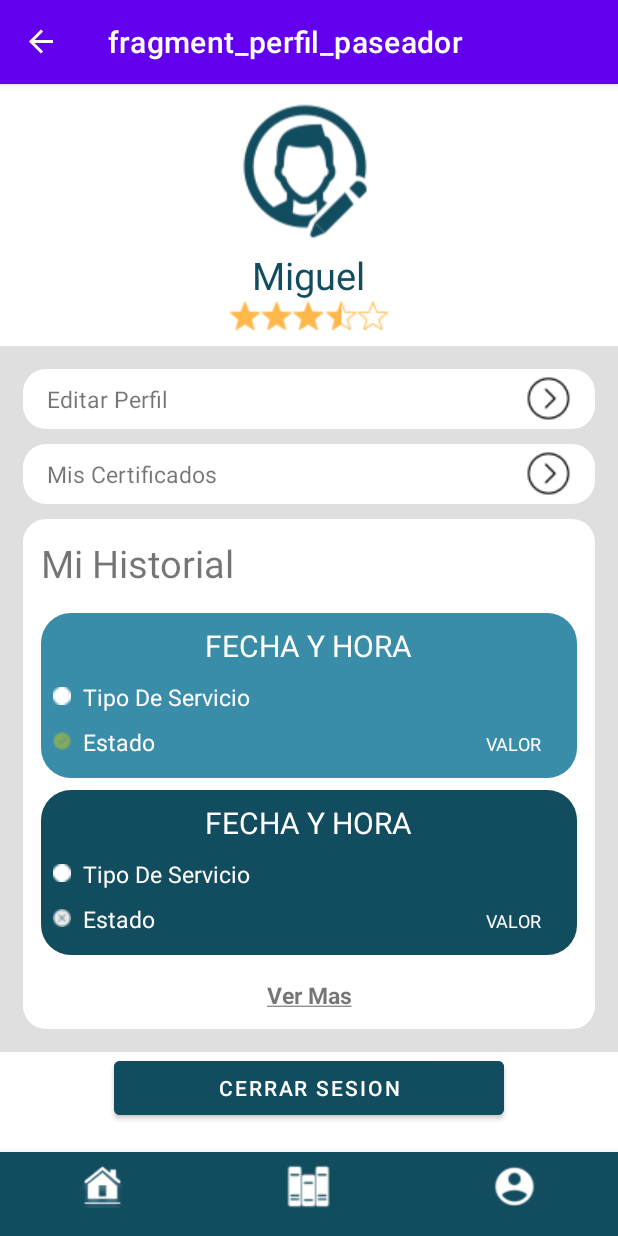
After one commit to MiguelEduardoNunez/AppPawPaseo, an Android app: the PerfilPaseadorFragment screen opened through its navigation route, on a phone screen of 412 x 824 dp. The commit adds this screen. Run offline under Robolectric (Android 15) with nearby library versions, the phone set to English and light mode, and no system bars; our stand-ins replace navigation-ui; libraries missing offline, so code that uses them is left out: com.google.maps.model.

Commit message:
first commit

```diff
--- a/app/src/main/java/com/example/aplicationpaw/MainActivity.kt
+++ b/app/src/main/java/com/example/aplicationpaw/MainActivity.kt
@@ -2,7 +2,9 @@ package com.example.aplicationpaw
 
 import android.os.Bundle
 import androidx.appcompat.app.AppCompatActivity
+import androidx.fragment.app.Fragment
 import androidx.navigation.findNavController
+import androidx.navigation.fragment.NavHostFragment
 import androidx.navigation.ui.AppBarConfiguration
 import androidx.navigation.ui.setupActionBarWithNavController
 import androidx.navigation.ui.setupWithNavController
@@ -18,21 +20,41 @@ class MainActivity : AppCompatActivity() {
         binding = ActivityMainBinding.inflate(layoutInflater)
         setContentView(binding.root)
 
+        val sharedPreferences = getSharedPreferences("user_session", MODE_PRIVATE)
+        val userRole = sharedPreferences.getString("user_role", "")
+
         val navView = binding.navView
+        val navHostFragment = supportFragmentManager
+            .findFragmentById(R.id.nav_host_fragment_activity_main) as NavHostFragment
+        val navController = navHostFragment.navController
 
-        val navController = findNavController(R.id.nav_host_fragment_activity_main)
+        // Configuración de navegación
         val appBarConfiguration = AppBarConfiguration(
             setOf(
                 R.id.navigation_home, R.id.bibliotecaFragment, R.id.perfilFragment,
-                R.id.paseosFragment,
-                R.id.veterinariaFragment,
-                R.id.guarderiaFragment,
-                R.id.requestDialogFragment,
+                R.id.paseosFragment, R.id.veterinariaFragment, R.id.guarderiaFragment,
+                R.id.requestDialogFragment, R.id.homePaseadorFragment
             )
         )
         setupActionBarWithNavController(navController, appBarConfiguration)
         navView.setupWithNavController(navController)
+
+        // Navegar al fragmento adecuado basado en el rol del usuario
+        navView.menu.clear()
+        when (userRole) {
+            "walker" -> {
+                navView.inflateMenu(R.menu.bottom_nav_menu_walker)
+                navController.navigate(R.id.homePaseadorFragment)
+            }
+            else -> {
+                navView.inflateMenu(R.menu.bottom_nav_menu)
+                navController.navigate(R.id.navigation_home)
+            }
+        }
     }
 
-
+    override fun onSupportNavigateUp(): Boolean {
+        val navController = findNavController(R.id.nav_host_fragment_activity_main)
+        return navController.navigateUp() || super.onSupportNavigateUp()
+    }
 }
--- a/app/src/main/java/com/example/aplicationpaw/modelos/CredencialesLogin.kt
+++ b/app/src/main/java/com/example/aplicationpaw/modelos/CredencialesLogin.kt
@@ -9,5 +9,6 @@ data class UsuarioResponse (
     val nombre: String,
     val email: String,
     val createdAt: String,
-    val updatedAt: String
+    val updatedAt: String,
+    val services: String? = null
 )
--- a/app/src/main/java/com/example/aplicationpaw/modelos/UserResponse.kt
+++ b/app/src/main/java/com/example/aplicationpaw/modelos/UserResponse.kt
@@ -3,10 +3,8 @@ package com.example.pawpaseo.model
 data class UserResponse(
     val id: String,
     val nombre: String,
-    val telefono: String,
-    val ciudad: String,
     val email: String,
     val createdAt: String,
     val updatedAt: String,
-    val foto_perfil: String? // Haciendo la foto_perfil opcional
+    val services: String? = null
 )
--- a/app/src/main/java/com/example/aplicationpaw/modelos/Usuario.kt
+++ b/app/src/main/java/com/example/aplicationpaw/modelos/Usuario.kt
@@ -5,5 +5,5 @@ data class Usuario(
     val telefono:String,
     val ciudad: String,
     val email: String,
-    val password: String
+    val password: String,
 )
--- a/app/src/main/java/com/example/aplicationpaw/views/login/Login.kt
+++ b/app/src/main/java/com/example/aplicationpaw/views/login/Login.kt
@@ -93,6 +93,8 @@ class Login : AppCompatActivity() {
                         // Guarda el indicador de sesión iniciada en las preferencias compartidas
                         val editor = sharedPreferences.edit()
                         editor.putBoolean("is_logged_in", true)
+                        val role = if (usuario.services != null) "walker" else "user"
+                        editor.putString("user_role", role)
                         editor.apply()
 
                         val intent = Intent(this@Login, MainActivity::class.java)
@@ -124,6 +126,7 @@ class Login : AppCompatActivity() {
             startActivity(intent)
         }
     }
+
     private fun hideKeyboard(view: View) {
         val imm = getSystemService(Context.INPUT_METHOD_SERVICE) as InputMethodManager
         imm.hideSoftInputFromWindow(view.windowToken, 0)
--- /dev/null
+++ b/app/src/main/java/com/example/aplicationpaw/views/ui/perfil_paseador/PerfilPaseadorFragment.kt
@@ -0,0 +1,58 @@
+package com.example.aplicationpaw.views.ui.perfil_paseador
+
+import android.content.Context
+import android.content.Intent
+import android.content.SharedPreferences
+import android.os.Bundle
+import androidx.fragment.app.Fragment
+import android.view.LayoutInflater
+import android.view.View
+import android.view.ViewGroup
+import android.widget.Button
+import android.widget.LinearLayout
+import com.example.aplicationpaw.R
+import com.example.aplicationpaw.views.login.Login
+
+class PerfilPaseadorFragment : Fragment() {
+    private lateinit var sharedPreferences: SharedPreferences
+    override fun onCreateView(
+        inflater: LayoutInflater, container: ViewGroup?,
+        savedInstanceState: Bundle?
+    ): View? {
+        val perfilPaseador = inflater.inflate(R.layout.fragment_perfil_paseador, container, false)
+
+        // Obtener una referencia al botón de cerrar sesión
+        val btnCerrarSesion = perfilPaseador.findViewById<Button>(R.id.btnCerrarSesion)
+
+        sharedPreferences = requireContext().getSharedPreferences("user_session", Context.MODE_PRIVATE)
+
+
+        // Establecer un clic en el botón de cerrar sesión
+        btnCerrarSesion.setOnClickListener {
+            // Eliminar indicador de sesión iniciada
+            sharedPreferences.edit().putBoolean("is_logged_in", false).apply()
+            // Vaciar cualquier otro dato de sesión guardado
+            sharedPreferences.edit().remove("user_role").apply()
+
+            // Redirigir al usuario a la pantalla de inicio de sesión
+            val intent = Intent(requireContext(), Login::class.java)
+            startActivity(intent)
+            requireActivity().finish() // Finalizar la actividad actual
+        }
+
+        // Obtener una referencia al LinearLayout para editar perfil
+        //val btnEditarPerfil = perfilPaseador.findViewById<LinearLayout>(R.id.btnEditarPerfil)
+
+        // Establecer un clic en el LinearLayout de editar perfil
+        //btnEditarPerfil.setOnClickListener {
+            // Redirigir al usuario a la pantalla de editar perfil de paseador
+            //val intent = Intent(requireContext(), EditarPerfilPaseador::class.java)
+            //startActivity(intent)
+        //}
+
+
+        return perfilPaseador
+    }
+
+
+}
--- /dev/null
+++ b/app/src/main/res/layout/fragment_perfil_paseador.xml
@@ -0,0 +1,288 @@
+<?xml version="1.0" encoding="utf-8"?>
+<FrameLayout xmlns:android="http://schemas.android.com/apk/res/android"
+    xmlns:tools="http://schemas.android.com/tools"
+    android:layout_width="match_parent"
+    android:layout_height="match_parent"
+    tools:context=".views.ui.perfil_paseador.PerfilPaseadorFragment">
+
+    <ScrollView
+        android:layout_width="match_parent"
+        android:layout_height="wrap_content">
+
+        <LinearLayout
+            android:layout_width="match_parent"
+            android:layout_height="wrap_content"
+            android:gravity="center"
+            android:orientation="vertical">
+
+            <LinearLayout
+                android:layout_width="wrap_content"
+                android:layout_height="wrap_content"
+                android:orientation="vertical">
+
+                <ImageView
+                    android:id="@+id/editperfil"
+                    android:layout_width="100dp"
+                    android:layout_height="110dp"
+                    android:src="@drawable/foto_perfil" />
+
+                <TextView
+                    android:id="@+id/textViewNombrePaseador"
+                    android:layout_width="wrap_content"
+                    android:layout_height="wrap_content"
+                    android:layout_gravity="center"
+                    android:text="Miguel"
+                    android:textColor="@color/azul"
+                    android:textSize="25sp" />
+
+                <ImageView
+                    android:layout_width="wrap_content"
+                    android:layout_height="wrap_content"
+                    android:layout_marginBottom="10dp"
+                    android:src="@drawable/calificacion" />
+            </LinearLayout>
+
+            <LinearLayout
+                android:layout_width="match_parent"
+                android:layout_height="wrap_content"
+                android:background="@color/gris"
+                android:orientation="vertical"
+                android:padding="15dp">
+
+                <LinearLayout
+                    android:id="@+id/btnEditarPerfilPaseador"
+                    android:layout_width="match_parent"
+                    android:layout_height="40dp"
+                    android:background="@drawable/bordes_blancos"
+                    android:gravity="center_vertical"
+                    android:orientation="horizontal"
+                    android:paddingHorizontal="16dp">
+
+                    <TextView
+                        android:layout_width="wrap_content"
+                        android:layout_height="wrap_content"
+                        android:text="@string/editar_perfil"
+                        android:textSize="15sp" />
+
+                    <View
+                        android:layout_width="0dp"
+                        android:layout_height="0dp"
+                        android:layout_weight="1" />
+
+                    <ImageView
+                        android:layout_width="30dp"
+                        android:layout_height="30dp"
+                        android:src="@drawable/flecha_derecha" />
+                </LinearLayout>
+
+                <LinearLayout
+                    android:id="@+id/btnMisCertificados"
+                    android:layout_width="match_parent"
+                    android:layout_height="40dp"
+                    android:layout_marginTop="10dp"
+                    android:background="@drawable/bordes_blancos"
+                    android:gravity="center_vertical"
+                    android:orientation="horizontal"
+                    android:paddingHorizontal="16dp">
+
+                    <TextView
+                        android:layout_width="wrap_content"
+                        android:layout_height="wrap_content"
+                        android:text="Mis Certificados"
+                        android:textSize="15sp" />
+
+                    <View
+                        android:layout_width="0dp"
+                        android:layout_height="0dp"
+                        android:layout_weight="1" />
+
+                    <ImageView
+                        android:layout_width="30dp"
+                        android:layout_height="30dp"
+                        android:src="@drawable/flecha_derecha" />
+                </LinearLayout>
+
+                <LinearLayout
+                    android:layout_width="match_parent"
+                    android:layout_height="wrap_content"
+                    android:layout_marginTop="10dp"
+                    android:background="@drawable/bordes_blancos"
+                    android:orientation="vertical"
+                    android:padding="12dp">
+
+                    <TextView
+                        android:layout_width="wrap_content"
+                        android:layout_height="wrap_content"
+                        android:layout_marginBottom="16dp"
+                        android:text="Mi Historial"
+                        android:textSize="25sp" />
+
+                    <LinearLayout
+                        android:layout_width="match_parent"
+                        android:layout_height="110dp"
+                        android:layout_marginBottom="8dp"
+                        android:background="@drawable/border_perfil"
+                        android:backgroundTint="@color/azulClaro"
+                        android:orientation="vertical"
+                        android:padding="8dp">
+
+                        <TextView
+                            android:layout_width="wrap_content"
+                            android:layout_height="wrap_content"
+                            android:layout_gravity="center"
+                            android:text="FECHA Y HORA"
+                            android:textColor="@color/white"
+                            android:textSize="20sp" />
+
+                        <LinearLayout
+                            android:layout_width="match_parent"
+                            android:layout_height="20dp"
+                            android:layout_marginTop="10dp"
+                            android:orientation="horizontal">
+
+                            <ImageView
+                                android:layout_width="12dp"
+                                android:layout_height="12dp"
+                                android:layout_gravity="center"
+                                android:src="@drawable/circulo" />
+
+                            <TextView
+                                android:layout_width="wrap_content"
+                                android:layout_height="wrap_content"
+                                android:layout_marginLeft="8dp"
+                                android:text="Tipo De Servicio"
+                                android:textColor="@color/white"
+                                android:textSize="15sp" />
+                        </LinearLayout>
+
+                        <LinearLayout
+                            android:layout_width="match_parent"
+                            android:layout_height="20dp"
+                            android:layout_marginTop="10dp"
+                            android:orientation="horizontal">
+
+                            <ImageView
+                                android:layout_width="12dp"
+                                android:layout_height="12dp"
+                                android:layout_gravity="center"
+                                android:src="@drawable/circulo_terminado" />
+
+                            <TextView
+                                android:layout_width="wrap_content"
+                                android:layout_height="wrap_content"
+                                android:layout_marginLeft="8dp"
+                                android:text="Estado"
+                                android:textColor="@color/white"
+                                android:textSize="15sp" />
+
+                            <View
+                                android:layout_width="0dp"
+                                android:layout_height="0dp"
+                                android:layout_weight="1" />
+
+                            <TextView
+                                android:layout_width="wrap_content"
+                                android:layout_height="wrap_content"
+                                android:layout_marginRight="16dp"
+                                android:text="VALOR"
+                                android:textColor="@color/white"
+                                android:textSize="12sp" />
+                        </LinearLayout>
+                    </LinearLayout>
+
+                    <LinearLayout
+                        android:layout_width="match_parent"
+                        android:layout_height="110dp"
+                        android:layout_marginBottom="8dp"
+                        android:background="@drawable/border_perfil"
+                        android:backgroundTint="@color/azul"
+                        android:orientation="vertical"
+                        android:padding="8dp">
+
+                        <TextView
+                            android:layout_width="wrap_content"
+                            android:layout_height="wrap_content"
+                            android:layout_gravity="center"
+                            android:text="FECHA Y HORA"
+                            android:textColor="@color/white"
+                            android:textSize="20sp" />
+
+                        <LinearLayout
+                            android:layout_width="match_parent"
+                            android:layout_height="20dp"
+                            android:layout_marginTop="10dp"
+                            android:orientation="horizontal">
+
+                            <ImageView
+                                android:layout_width="12dp"
+                                android:layout_height="12dp"
+                                android:layout_gravity="center"
+                                android:src="@drawable/circulo" />
+
+                            <TextView
+                                android:layout_width="wrap_content"
+                                android:layout_height="wrap_content"
+                                android:layout_marginLeft="8dp"
+                                android:text="Tipo De Servicio"
+                                android:textColor="@color/white"
+                                android:textSize="15sp" />
+                        </LinearLayout>
+
+                        <LinearLayout
+                            android:layout_width="match_parent"
+                            android:layout_height="20dp"
+                            android:layout_marginTop="10dp"
+                            android:orientation="horizontal">
+
+                            <ImageView
+                                android:layout_width="12dp"
+                                android:layout_height="12dp"
+                                android:layout_gravity="center"
+                                android:src="@drawable/cancelado_perfil" />
+
+                            <TextView
+                                android:layout_width="wrap_content"
+                                android:layout_height="wrap_content"
+                                android:layout_marginLeft="8dp"
+                                android:text="Estado"
+                                android:textColor="@color/white"
+                                android:textSize="15sp" />
+
+                            <View
+                                android:layout_width="0dp"
+                                android:layout_height="0dp"
+                                android:layout_weight="1" />
+
+                            <TextView
+                                android:layout_width="wrap_content"
+                                android:layout_height="wrap_content"
+                                android:layout_marginRight="16dp"
+                                android:text="VALOR"
+                                android:textColor="@color/white"
+                                android:textSize="12sp" />
+                        </LinearLayout>
+                    </LinearLayout>
+
+
+                    <TextView
+                        android:layout_width="match_parent"
+                        android:layout_height="wrap_content"
+                        android:layout_marginTop="8dp"
+                        android:text="@string/ver_mas_subrayado"
+                        android:textAlignment="center"
+                        android:textSize="15sp"
+                        android:textStyle="bold" />
+                </LinearLayout>
+            </LinearLayout>
+            <com.google.android.material.button.MaterialButton
+                android:id="@+id/btnCerrarSesion"
+                android:layout_width="260dp"
+                android:layout_height="wrap_content"
+                android:backgroundTint="@color/azul"
+                android:text="@string/cerrar_sesion"/>
+
+        </LinearLayout>
+
+    </ScrollView>
+
+</FrameLayout>
--- /dev/null
+++ b/app/src/main/res/menu/bottom_nav_menu_walker.xml
@@ -0,0 +1,11 @@
+<?xml version="1.0" encoding="utf-8"?>
+<menu xmlns:android="http://schemas.android.com/apk/res/android">
+    <item
+        android:id="@+id/homePaseadorFragment"
+        android:icon="@drawable/ic_home"
+        android:title="" />
+    <item
+        android:id="@+id/perfilPaseadorFragment"
+        android:icon="@drawable/ic_perfil"
+        android:title="" />
+</menu>
--- a/app/src/main/res/navigation/mobile_navigation.xml
+++ b/app/src/main/res/navigation/mobile_navigation.xml
@@ -5,6 +5,7 @@
     android:id="@+id/mobile_navigation"
     app:startDestination="@+id/navigation_home">
 
+    <!-- Usuario -->
     <fragment
         android:id="@+id/navigation_home"
         android:name="com.example.aplicationpaw.views.ui.home.HomeFragment"
@@ -31,6 +32,17 @@
         android:label="fragment_request_dialog"
         tools:layout="@layout/fragment_request_dialog" />
 
+    <!-- Paseador -->
+    <fragment
+        android:id="@+id/homePaseadorFragment"
+        android:name="com.example.aplicationpaw.views.ui.home_paseador.HomePaseadorFragment"
+        android:label="fragment_home_paseador"
+        tools:layout="@layout/fragment_home_paseador" />
+    <fragment
+        android:id="@+id/perfilPaseadorFragment"
+        android:name="com.example.aplicationpaw.views.ui.perfil_paseador.PerfilPaseadorFragment"
+        android:label="fragment_perfil_paseador"
+        tools:layout="@layout/fragment_perfil_paseador" />
 
 
 </navigation>
```
Also changed, not shown: app/src/main/java/com/example/aplicationpaw/views/ui/home_paseador/HomePaseadorFragment.kt (added, +19 -0 lines), app/src/main/res/layout/fragment_home_paseador.xml (added, +149 -0 lines).
